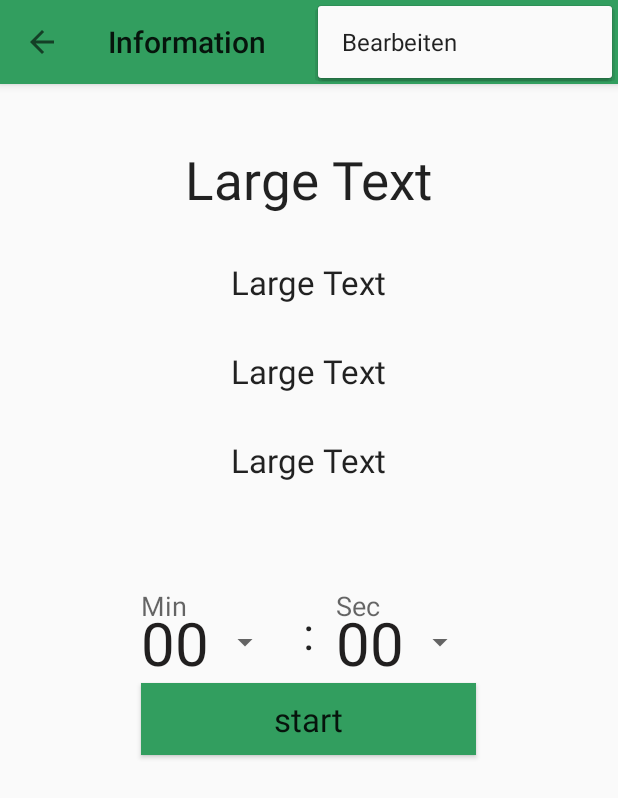
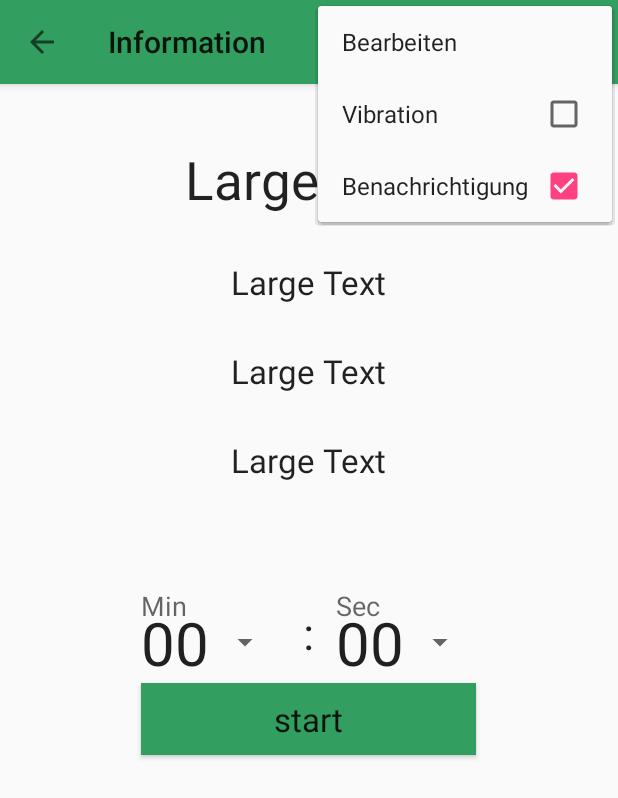
Before and after one commit to pase13voxi/Teespeicher, an Android app: the ShowTea screen opened directly, with no data from a screen before it, with the options menu open, on a phone screen of 412 x 824 dp. Shown: the top 798 px of the screen. Run offline under Robolectric (Android 15) with nearby library versions, the phone set to English and light mode, and no system bars.

Commit message:
Volume Synchron, Menu mit checkable
Zwei Menüs wurden erweitert, Und die Lautstärke wurde synchronisiert.

```diff
--- a/Teespeicher/app/src/main/java/paseb/teeapp/teespeicher/ShowTea.java
+++ b/Teespeicher/app/src/main/java/paseb/teeapp/teespeicher/ShowTea.java
@@ -142,6 +142,18 @@ public class ShowTea extends AppCompatActivity {
         return true;
     }
 
+    public boolean onPrepareOptionsMenu (Menu menu) {
+        for(int i=0; i<menu.size(); i++){
+            MenuItem mi = menu.getItem(i);
+            if(mi.getItemId() == R.id.action_vibrate){
+                mi.setChecked(MainActivity.settings.isVibration());
+            }else if(mi.getItemId() == R.id.action_notification){
+                mi.setChecked(MainActivity.settings.isNotification());
+            }
+        }
+        return true;
+    }
+
     public boolean onOptionsItemSelected(MenuItem item){
         int id = item.getItemId();
 
@@ -155,6 +167,12 @@ public class ShowTea extends AppCompatActivity {
             startActivity(newteaScreen);
             finish();
             return true;
+        }else if(id == R.id.action_vibrate){
+            MainActivity.settings.setVibration(!MainActivity.settings.isVibration());
+            MainActivity.settings.saveSettings(getApplicationContext());
+        }else if(id == R.id.action_notification){
+            MainActivity.settings.setNotification(!MainActivity.settings.isNotification());
+            MainActivity.settings.saveSettings(getApplicationContext());
         }
 
         if(id == R.id.home){
--- a/Teespeicher/app/src/main/res/menu/menu_main.xml
+++ b/Teespeicher/app/src/main/res/menu/menu_main.xml
@@ -13,10 +13,12 @@
         android:id="@+id/action_sort_date"
         android:orderInCategory="100"
         android:title="@string/main_action_sort_date"
-        app:showAsAction="never" />
+        app:showAsAction="never"
+        android:checkable="true" />
     <item
         android:id="@+id/action_sort_sort"
         android:orderInCategory="100"
         android:title="@string/main_action_sort_sort"
-        app:showAsAction="never" />
+        app:showAsAction="never"
+        android:checkable="true" />
 </menu>
--- a/Teespeicher/app/src/main/res/menu/menu_show_tea.xml
+++ b/Teespeicher/app/src/main/res/menu/menu_show_tea.xml
@@ -9,5 +9,16 @@
         android:orderInCategory="100"
         android:title="@string/showtea_action_settings"
         app:showAsAction="never" />
-
+    <item
+        android:id="@+id/action_vibrate"
+        android:orderInCategory="100"
+        android:title="@string/showtea_action_vibrate"
+        app:showAsAction="never"
+        android:checkable="true" />
+    <item
+        android:id="@+id/action_notification"
+        android:orderInCategory="100"
+        android:title="@string/showtea_action_notification"
+        app:showAsAction="never"
+        android:checkable="true" />
 </menu>
--- a/Teespeicher/app/src/main/res/values/strings.xml
+++ b/Teespeicher/app/src/main/res/values/strings.xml
@@ -4,6 +4,8 @@
     <string name="main_action_sort_date">Sortiere nach Ativität</string>
     <string name="main_action_sort_sort">Sortiere nach Sorte</string>
     <string name="showtea_action_settings">Bearbeiten</string>
+    <string name="showtea_action_vibrate">Vibration</string>
+    <string name="showtea_action_notification">Benachrichtigung</string>
     <string name="tea_sort">Teesorte</string>
     <string-array name="sortsOfTea">
         <item>Schwarzer Tee</item>
--- a/Teespeicher/build.gradle
+++ b/Teespeicher/build.gradle
@@ -5,7 +5,7 @@ buildscript {
         jcenter()
     }
     dependencies {
-        classpath 'com.android.tools.build:gradle:1.5.0'
+        classpath 'com.android.tools.build:gradle:2.1.0'
 
         // NOTE: Do not place your application dependencies here; they belong
         // in the individual module build.gradle files
```
Also changed, not shown: Teespeicher/app/src/main/java/paseb/teeapp/teespeicher/MainActivity.java (+16 -0 lines), Teespeicher/app/src/main/java/paseb/teeapp/teespeicher/MediaService.java (+13 -1 lines), Teespeicher/gradle/wrapper/gradle-wrapper.properties.
